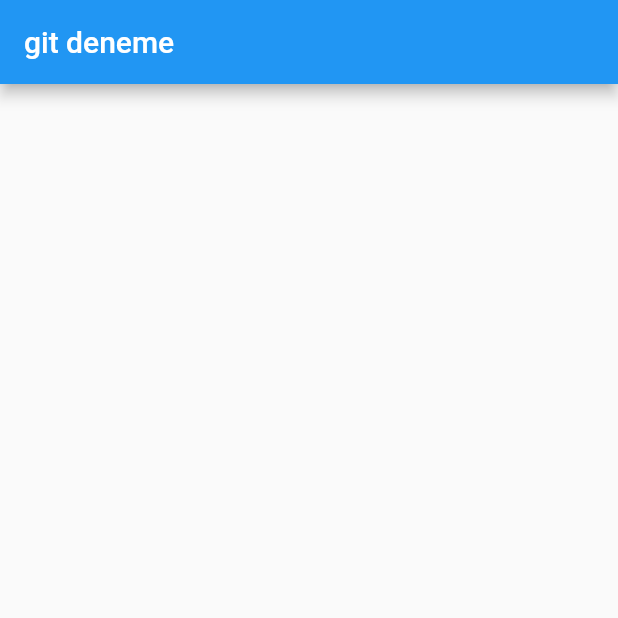
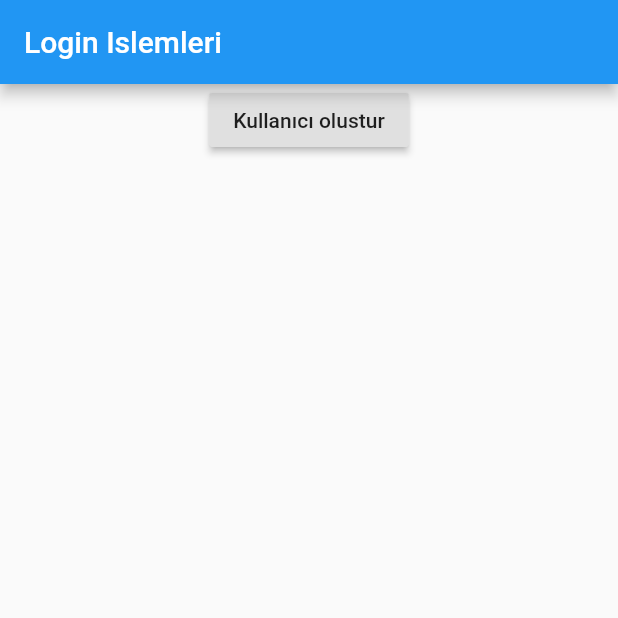
Before and after one commit to abdullahcam/git_deneme, a Flutter app: the screen it shows after launch, on a phone screen of 412 x 824 dp, the top half of it. Run offline on Flutter 3.47's test engine with Material 2 defaults, Android fonts, the phone set to English and light mode, and no system bars; our stand-ins replace firebase_auth, firebase_core; accounts and stored records are empty.

Commit message:
Firebase projeye eklendi, deneme maksatlı manuel olarak bir kullanıcı eklenerek, authentication kontrol edildi.

```diff
--- /dev/null
+++ b/lib/login_islemleri.dart
@@ -0,0 +1,47 @@
+import "package:flutter/material.dart";
+import "package:firebase_auth/firebase_auth.dart";
+
+FirebaseAuth _auth = FirebaseAuth.instance;
+
+class LoginIslemleri extends StatefulWidget {
+  @override
+  _LoginIslemleriState createState() => _LoginIslemleriState();
+}
+
+class _LoginIslemleriState extends State<LoginIslemleri> {
+  @override
+  Widget build(BuildContext context) {
+    return Scaffold(
+      appBar: AppBar(
+        title: Text("Login Islemleri"),
+      ),
+      body: Center(
+        child: Column(
+          children: [
+            RaisedButton(
+              child: Text("Kullanıcı olustur"),
+              onPressed: aa,
+            ),
+          ],
+        ),
+      ),
+    );
+  }
+
+  void aa() async {
+    debugPrint("butona basıldı");
+
+    String _email = "abdullahcam@gmail.com";
+    String _password = "password";
+
+    try {
+      UserCredential _credential = await _auth.createUserWithEmailAndPassword(
+          email: _email, password: _password);
+      User _yeniUser = _credential.user;
+      debugPrint(_yeniUser.toString());
+    } catch (e) {
+      debugPrint("***************hata var ****************************");
+      debugPrint(e.toString());
+    }
+  }
+}
--- a/lib/main.dart
+++ b/lib/main.dart
@@ -1,4 +1,6 @@
+import 'package:firebase_core/firebase_core.dart';
 import 'package:flutter/material.dart';
+import 'package:git_deneme/login_islemleri.dart';
 
 void main() {
   runApp(MyApp());
@@ -10,11 +12,42 @@ class MyApp extends StatelessWidget {
   Widget build(BuildContext context) {
     return MaterialApp(
       title: "Github Deneme from Fatih",
-      home: Scaffold(
-        appBar: AppBar(title: Text("git deneme"),),
-        body: Container(),
-      ),
-
+      home: App(),
     );
   }
 }
+
+class App extends StatelessWidget {
+  // Create the initialization Future outside of `build`:
+  final Future<FirebaseApp> _initialization = Firebase.initializeApp();
+
+  @override
+  Widget build(BuildContext context) {
+    return FutureBuilder(
+      // Initialize FlutterFire:
+      future: _initialization,
+      builder: (context, snapshot) {
+        // Check for errors
+        if (snapshot.hasError) {
+          return Scaffold(
+            body: Center(
+              child: Text("Hata çıktı"+snapshot.error.toString()),
+            ),
+          );
+        }
+
+        // Once complete, show your application
+        if (snapshot.connectionState == ConnectionState.done) {
+          return LoginIslemleri();
+        }
+
+        // Otherwise, show something whilst waiting for initialization to complete
+        return Scaffold(
+          body: Center(
+            child: CircularProgressIndicator(),
+          ),
+        );
+      },
+    );
+  }
+}
--- a/pubspec.yaml
+++ b/pubspec.yaml
@@ -23,6 +23,8 @@ environment:
 dependencies:
   flutter:
     sdk: flutter
+  firebase_core: "0.5.3"
+  firebase_auth: "^0.18.4"
 
 
   # The following adds the Cupertino Icons font to your application.
```
Also changed, not shown: pubspec.lock, 4 other files.
